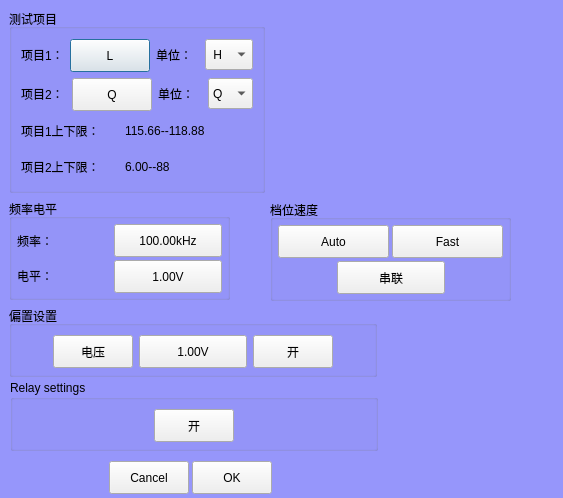
This is UiFiles/clsWK6500Meter.ui in caicaiking/WKELightWave as Qt 5 draws it before an edit. The edited form follows.
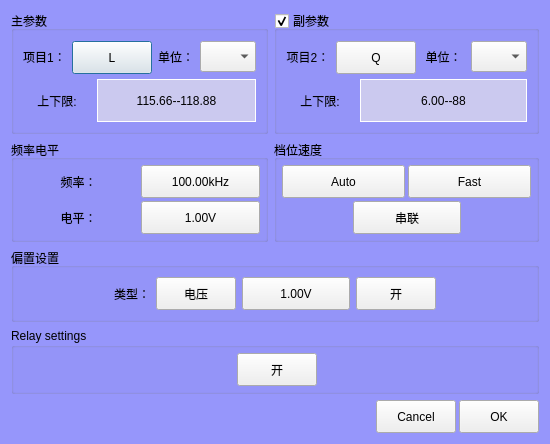
This is the edited form. Custom widgets are drawn as their Qt base class.

Commit message: 添加了测试步骤的保存和打开功能

The edit to the form file:
```diff
--- a/UiFiles/clsWK6500Meter.ui
+++ b/UiFiles/clsWK6500Meter.ui
@@ -6,8 +6,8 @@
    <rect>
     <x>0</x>
     <y>0</y>
-    <width>563</width>
-    <height>498</height>
+    <width>550</width>
+    <height>434</height>
    </rect>
   </property>
   <property name="windowTitle">
@@ -20,21 +20,15 @@
 }
 </string>
   </property>
+  <layout class="QGridLayout" name="gridLayout_7">
+   <item row="0" column="0">
   <widget class="QGroupBox" name="groupBox">
-   <property name="geometry">
-    <rect>
-     <x>9</x>
-     <y>9</y>
-     <width>256</width>
-     <height>184</height>
-    </rect>
-   </property>
    <property name="styleSheet">
     <string notr="true">
 font: 75 12pt &quot;楷体&quot;;</string>
    </property>
    <property name="title">
-    <string>测试项目</string>
+      <string>主参数</string>
    </property>
    <layout class="QGridLayout" name="gridLayout">
     <item row="0" column="0">
@@ -47,6 +41,9 @@
         <property name="text">
          <string>项目1：</string>
         </property>
+          <property name="alignment">
+           <set>Qt::AlignCenter</set>
+          </property>
        </widget>
       </item>
       <item>
@@ -79,6 +76,9 @@
         <property name="text">
          <string>单位：</string>
         </property>
+          <property name="alignment">
+           <set>Qt::AlignCenter</set>
+          </property>
        </widget>
       </item>
       <item>
@@ -89,36 +89,81 @@
           <height>31</height>
          </size>
         </property>
-        <item>
-         <property name="text">
-          <string> H</string>
-         </property>
-        </item>
-        <item>
-         <property name="text">
-          <string>mH</string>
-         </property>
-        </item>
-        <item>
-         <property name="text">
-          <string>uH</string>
-         </property>
-        </item>
-        <item>
-         <property name="text">
-          <string>nH</string>
-         </property>
-        </item>
-        <item>
-         <property name="text">
-          <string>pH</string>
-         </property>
-        </item>
+          <property name="maximumSize">
+           <size>
+            <width>56</width>
+            <height>16777215</height>
+           </size>
+          </property>
        </widget>
       </item>
      </layout>
     </item>
     <item row="1" column="0">
+       <layout class="QHBoxLayout" name="horizontalLayout_8">
+        <item>
+         <widget class="QLabel" name="label_5">
+          <property name="maximumSize">
+           <size>
+            <width>68</width>
+            <height>16777215</height>
+           </size>
+          </property>
+          <property name="styleSheet">
+           <string notr="true">font: 14pt &quot;楷体&quot;;</string>
+          </property>
+          <property name="text">
+           <string>上下限:</string>
+          </property>
+          <property name="alignment">
+           <set>Qt::AlignCenter</set>
+          </property>
+         </widget>
+        </item>
+        <item>
+         <widget class="clsLabel" name="labelLimit1">
+          <property name="minimumSize">
+           <size>
+            <width>0</width>
+            <height>43</height>
+           </size>
+          </property>
+          <property name="styleSheet">
+           <string notr="true">QLabel
+{
+	
+	
+	background-color: rgb(203, 201, 239);
+	border:1px solid rgb(255, 255, 255);
+}</string>
+          </property>
+          <property name="text">
+           <string>115.66--118.88</string>
+          </property>
+          <property name="alignment">
+           <set>Qt::AlignCenter</set>
+          </property>
+         </widget>
+        </item>
+       </layout>
+      </item>
+     </layout>
+    </widget>
+   </item>
+   <item row="0" column="1">
+    <widget class="QGroupBox" name="groupBox_4">
+     <property name="styleSheet">
+      <string notr="true">
+font: 75 12pt &quot;楷体&quot;;</string>
+     </property>
+     <property name="title">
+      <string>副参数</string>
+     </property>
+     <property name="checkable">
+      <bool>true</bool>
+     </property>
+     <layout class="QGridLayout" name="gridLayout_6">
+      <item row="0" column="0">
      <layout class="QHBoxLayout" name="horizontalLayout_2">
       <item>
        <widget class="QLabel" name="label_2">
@@ -128,6 +173,9 @@
         <property name="text">
          <string>项目2：</string>
         </property>
+          <property name="alignment">
+           <set>Qt::AlignCenter</set>
+          </property>
        </widget>
       </item>
       <item>
@@ -160,6 +208,9 @@
         <property name="text">
          <string>单位：</string>
         </property>
+          <property name="alignment">
+           <set>Qt::AlignCenter</set>
+          </property>
        </widget>
       </item>
       <item>
@@ -170,57 +221,34 @@
           <height>31</height>
          </size>
         </property>
-        <item>
-         <property name="text">
-          <string>Q</string>
-         </property>
-        </item>
-       </widget>
-      </item>
-     </layout>
-    </item>
-    <item row="2" column="0">
-     <layout class="QHBoxLayout" name="horizontalLayout_8">
-      <item>
-       <widget class="QLabel" name="label_5">
         <property name="maximumSize">
          <size>
-          <width>98</width>
+            <width>56</width>
           <height>16777215</height>
          </size>
         </property>
-        <property name="text">
-         <string>项目1上下限：</string>
-        </property>
-       </widget>
-      </item>
-      <item>
-       <widget class="clsLabel" name="labelLimit1">
-        <property name="minimumSize">
-         <size>
-          <width>0</width>
-          <height>28</height>
-         </size>
-        </property>
-        <property name="text">
-         <string>115.66--118.88</string>
-        </property>
        </widget>
       </item>
      </layout>
     </item>
-    <item row="3" column="0">
+      <item row="1" column="0">
      <layout class="QHBoxLayout" name="horizontalLayout_11">
       <item>
        <widget class="QLabel" name="label_6">
         <property name="maximumSize">
          <size>
-          <width>98</width>
+            <width>68</width>
           <height>16777215</height>
          </size>
         </property>
+          <property name="styleSheet">
+           <string notr="true">font: 14pt &quot;楷体&quot;;</string>
+          </property>
         <property name="text">
-         <string>项目2上下限：</string>
+           <string>上下限:</string>
+          </property>
+          <property name="alignment">
+           <set>Qt::AlignCenter</set>
         </property>
        </widget>
       </item>
@@ -229,27 +257,31 @@
         <property name="minimumSize">
          <size>
           <width>0</width>
-          <height>28</height>
-         </size>
-        </property>
+            <height>43</height>
+           </size>
+          </property>
+          <property name="styleSheet">
+           <string notr="true">QLabel
+{
+background-color: rgb(203, 201, 239);
+	border:1px solid rgb(255, 255, 255);
+}</string>
+          </property>
         <property name="text">
          <string>6.00--88</string>
         </property>
+          <property name="alignment">
+           <set>Qt::AlignCenter</set>
+          </property>
        </widget>
       </item>
      </layout>
     </item>
    </layout>
   </widget>
+   </item>
+   <item row="1" column="0">
   <widget class="QGroupBox" name="groupBox_2">
-   <property name="geometry">
-    <rect>
-     <x>9</x>
-     <y>199</y>
-     <width>221</width>
-     <height>101</height>
-    </rect>
-   </property>
    <property name="styleSheet">
     <string notr="true">font: 75 12pt &quot;楷体&quot;;</string>
    </property>
@@ -282,6 +314,9 @@
         <property name="text">
          <string>频率：</string>
         </property>
+          <property name="alignment">
+           <set>Qt::AlignCenter</set>
+          </property>
        </widget>
       </item>
       <item>
@@ -312,6 +347,9 @@
         <property name="text">
          <string>电平：</string>
         </property>
+          <property name="alignment">
+           <set>Qt::AlignCenter</set>
+          </property>
        </widget>
       </item>
       <item>
@@ -334,15 +372,9 @@
     </item>
    </layout>
   </widget>
+   </item>
+   <item row="1" column="1">
   <widget class="QGroupBox" name="groupBox_3">
-   <property name="geometry">
-    <rect>
-     <x>270</x>
-     <y>200</y>
-     <width>241</width>
-     <height>101</height>
-    </rect>
-   </property>
    <property name="styleSheet">
     <string notr="true">font: 75 12pt &quot;楷体&quot;;</string>
    </property>
@@ -455,15 +487,9 @@
     </item>
    </layout>
   </widget>
+   </item>
+   <item row="2" column="0" colspan="2">
   <widget class="QGroupBox" name="groupBoxBias">
-   <property name="geometry">
-    <rect>
-     <x>9</x>
-     <y>306</y>
-     <width>368</width>
-     <height>71</height>
-    </rect>
-   </property>
    <property name="styleSheet">
     <string notr="true">font: 75 12pt &quot;楷体&quot;;</string>
    </property>
@@ -486,6 +512,16 @@
         </property>
        </spacer>
       </item>
+        <item>
+         <widget class="QLabel" name="label_7">
+          <property name="text">
+           <string>类型：</string>
+          </property>
+          <property name="alignment">
+           <set>Qt::AlignCenter</set>
+          </property>
+         </widget>
+        </item>
       <item>
        <widget class="QPushButton" name="btnBiasType">
         <property name="minimumSize">
@@ -551,15 +587,9 @@
     </item>
    </layout>
   </widget>
+   </item>
+   <item row="3" column="0" colspan="2">
   <widget class="QGroupBox" name="groupBoxBias_2">
-   <property name="geometry">
-    <rect>
-     <x>10</x>
-     <y>380</y>
-     <width>368</width>
-     <height>71</height>
-    </rect>
-   </property>
    <property name="styleSheet">
     <string notr="true">font: 75 12pt &quot;楷体&quot;;</string>
    </property>
@@ -567,6 +597,15 @@
     <string>Relay settings</string>
    </property>
    <layout class="QGridLayout" name="gridLayout_5">
+      <property name="topMargin">
+       <number>5</number>
+      </property>
+      <property name="rightMargin">
+       <number>5</number>
+      </property>
+      <property name="bottomMargin">
+       <number>5</number>
+      </property>
     <item row="0" column="0">
      <layout class="QHBoxLayout" name="horizontalLayout_9">
       <item>
@@ -615,15 +654,8 @@
     </item>
    </layout>
   </widget>
-  <widget class="QWidget" name="layoutWidget">
-   <property name="geometry">
-    <rect>
-     <x>10</x>
-     <y>460</y>
-     <width>262</width>
-     <height>35</height>
-    </rect>
-   </property>
+   </item>
+   <item row="4" column="0" colspan="2">
    <layout class="QHBoxLayout" name="horizontalLayout_7">
     <property name="spacing">
      <number>3</number>
@@ -674,7 +706,8 @@
      </widget>
     </item>
    </layout>
-  </widget>
+   </item>
+  </layout>
  </widget>
  <customwidgets>
   <customwidget>
```
Left out of the diff: 2 changed lines with no effect on the pictures. Lines whose indentation alone changed are shown as unchanged. The commit also changes 17 other files.
